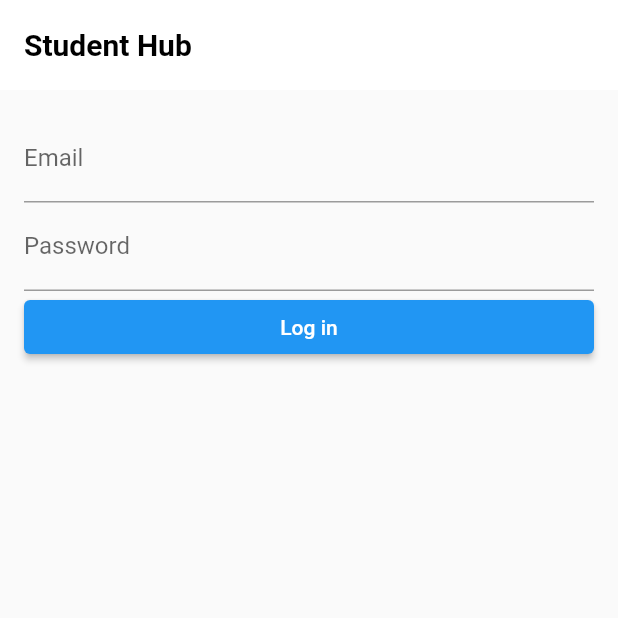
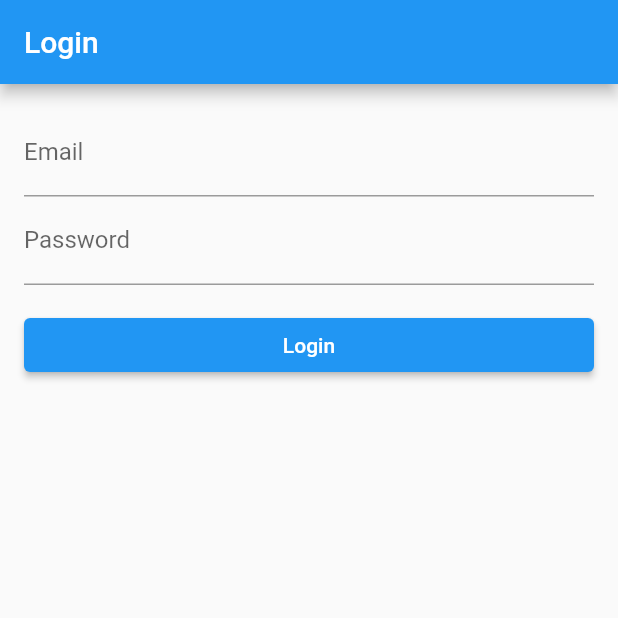
Before and after one commit to caxton-college/student-hub, a Flutter app: the screen it shows after launch, on a phone screen of 412 x 824 dp, the top half of it. Run offline on Flutter 3.47's test engine with Material 2 defaults, Android fonts, the light colour scheme and no system bars.

Commit message:
Users can login

```diff
--- a/frontend/lib/auth.dart
+++ b/frontend/lib/auth.dart
@@ -1,91 +1,97 @@
+import 'dart:convert';
+
 import 'package:flutter/material.dart';
-import 'package:shared_preferences/shared_preferences.dart';
+import 'package:http/http.dart' as http;
+
 import 'main.dart';
 
-class LoginScreen extends StatefulWidget {
-  const LoginScreen({Key? key}) : super(key: key);
+class AuthScreen extends StatefulWidget {
+  const AuthScreen({Key? key}) : super(key: key);
 
   @override
-  _LoginScreenState createState() => _LoginScreenState();
+  _AuthScreenState createState() => _AuthScreenState();
 }
 
-class _LoginScreenState extends State<LoginScreen> {
+class _AuthScreenState extends State<AuthScreen> {
+  final _formKey = GlobalKey<FormState>();
   final _emailController = TextEditingController();
   final _passwordController = TextEditingController();
+  final _baseUrl = "http://127.0.0.1:8000/api/login";
 
-  @override
-  void initState() {
-    super.initState();
-    _loadCredentials();
-  }
+  Future<void> _loginUser() async {
+    final response = await http.post(
+      Uri.parse(_baseUrl),
+      headers: <String, String>{
+        'Content-Type': 'application/json; charset=UTF-8',
+        "Referer": "http://localhost:61998/#/"
+      },
+      body: jsonEncode(<String, String>{
+        "email": _emailController.text,
+        "password": _passwordController.text,
+      }),
+    );
 
-  Future<void> _loadCredentials() async {
-    final prefs = await SharedPreferences.getInstance();
-    final email = prefs.getString('email');
-    final password = prefs.getString('password');
-    if (email != null && password != null) {
-      _emailController.text = email;
-      _passwordController.text = password;
-      _login(email, password);
-    }
-  }
-
-  Future<void> _saveCredentials(String email, String password) async {
-    final prefs = await SharedPreferences.getInstance();
-    await prefs.setString('email', email);
-    await prefs.setString('password', password);
-  }
-
-  Future<void> _login(String email, String password) async {
-    // TODO: Validate credentials and log in
-    await _saveCredentials(email, password);
-    Navigator.pushReplacement(
+    if (response.statusCode == 200) {
+      Navigator.push(
         context,
         MaterialPageRoute(builder: (context) => const MainPage()),
       );
+    } else {
+      // User was not authenticated
+    }
   }
 
   @override
   Widget build(BuildContext context) {
     return Scaffold(
       appBar: AppBar(
-        title: const Text('Student Hub'),
-        backgroundColor: Colors.white,
-        elevation: 0,
-        toolbarHeight: 60,
-        titleTextStyle: const TextStyle(
-          color: Colors.black,
-          fontSize: 20,
-          fontWeight: FontWeight.bold,
-        )
+        title: const Text('Login'),
       ),
       body: Padding(
         padding: const EdgeInsets.all(16),
+        child: Form(
+          key: _formKey,
           child: Column(
             crossAxisAlignment: CrossAxisAlignment.stretch,
             children: [
-            TextField(
+              TextFormField(
                 controller: _emailController,
                 decoration: const InputDecoration(
                   labelText: 'Email',
                 ),
+                validator: (value) {
+                  if (value == null || value.isEmpty) {
+                    return 'Please enter your email';
+                  }
+                  return null;
+                },
               ),
-            TextField(
+              TextFormField(
                 controller: _passwordController,
                 obscureText: true,
                 decoration: const InputDecoration(
                   labelText: 'Password',
                 ),
+                validator: (value) {
+                  if (value == null || value.isEmpty) {
+                    return 'Please enter your password';
+                  }
+                  return null;
+                },
               ),
-            ElevatedButton(
+              Padding(
+                padding: const EdgeInsets.symmetric(vertical: 16.0),
+                child: ElevatedButton(
                   onPressed: () async {
-                final email = _emailController.text;
-                final password = _passwordController.text;
-                await _login(email, password);
+                    if (_formKey.currentState!.validate()) {
+                      await _loginUser();
+                    }
                   },
-              child: const Text('Log in'),
+                  child: const Text('Login'),
+                ),
               ),
             ],
+          ),
         ),
       ),
     );
--- a/frontend/lib/main.dart
+++ b/frontend/lib/main.dart
@@ -14,7 +14,7 @@ class MyApp extends StatelessWidget {
       textDirection: TextDirection.ltr, // specify the text directionality
       child: MaterialApp(
         title: 'My App',
-        home: LoginScreen(),
+        home: AuthScreen(),
       ),
     );
   }
```
Also changed, not shown: 3 other files. Lines whose indentation alone changed are shown as unchanged.
